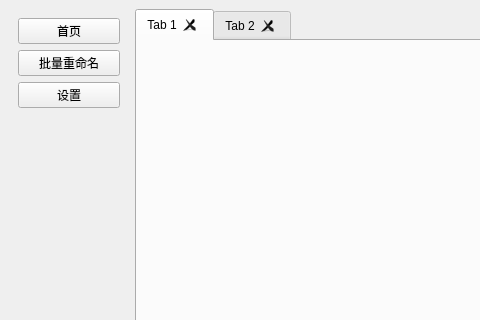
Above: MuseLog/ui/main_window.ui from super999/MetaStoryBoard before the change; both pictures show x 0 to 480 and y 0 to 320 of the 1373 by 855 pixel window. Below: the same form after it.
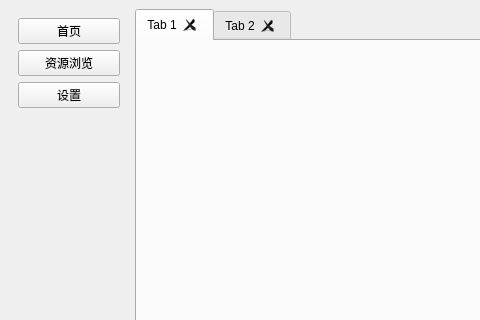
That is the form after the change.

Commit message: 重命名“批量重命名”按钮为“资源浏览”，并更新相关功能连接；添加多个按钮的点击事件处理以创建和导航至特定子目录。

```diff
--- a/MuseLog/ui/main_window.ui
+++ b/MuseLog/ui/main_window.ui
@@ -40,7 +40,7 @@
        <item>
         <widget class="QPushButton" name="btnBatchResize">
          <property name="text">
-          <string>批量重命名</string>
+          <string>资源浏览</string>
          </property>
         </widget>
        </item>
```
Left out of the diff: 2 changed lines with no effect on the pictures. The commit also changes 3 other files.
